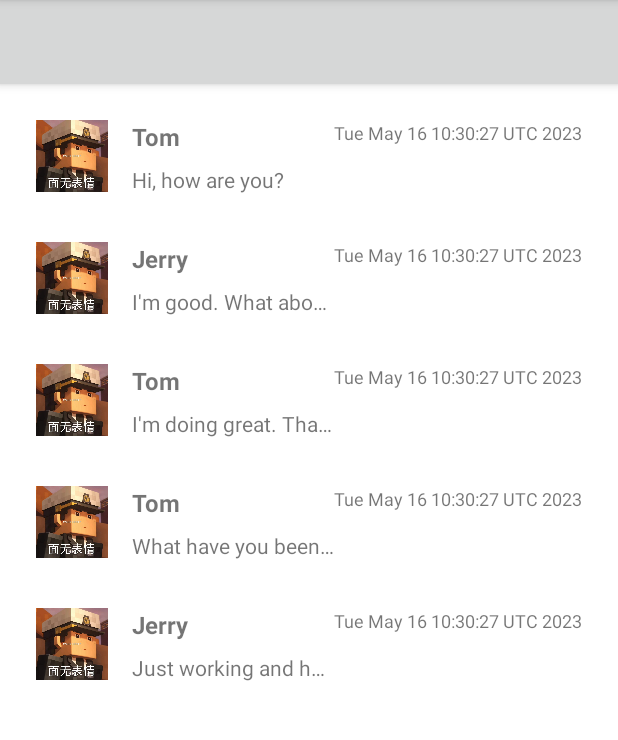
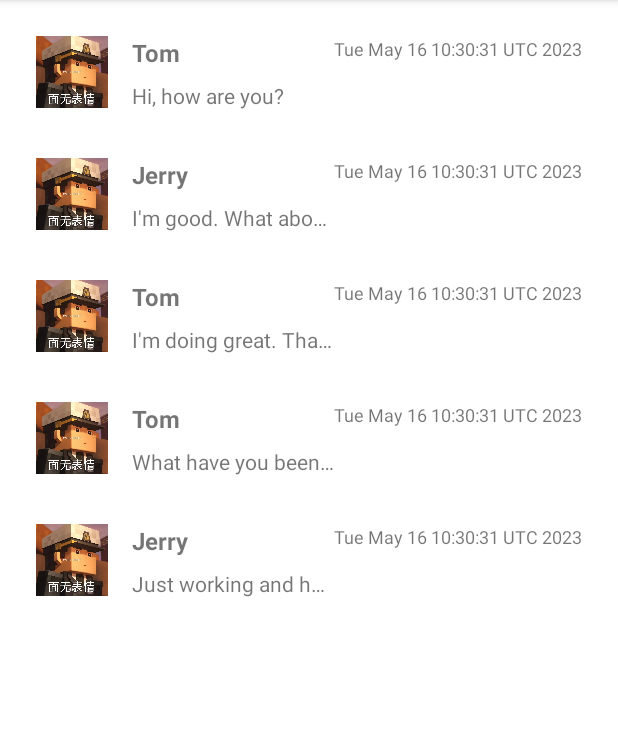
Before and after one commit to YF-T/bighomework, an Android app: the MessageListActivity screen opened directly, with no data from a screen before it, on a phone screen of 412 x 824 dp, the part 84-824 px from its top. Run offline under Robolectric (Android 15) with nearby library versions, the phone set to English and light mode, and no system bars; Roboto replaces fonts that are not available here; 1 statement that could not run was skipped.

Commit message:
加入聊天界面（可模拟聊天）

```diff
--- a/app/app/src/main/AndroidManifest.xml
+++ b/app/app/src/main/AndroidManifest.xml
@@ -31,6 +31,9 @@
             android:name=".dongtai"
             android:exported="false" />
         <activity
+            android:name=".ChatActivity"
+            android:exported="false" />
+        <activity
             android:name=".MainActivity"
             android:exported="true">
             <intent-filter>
--- a/app/app/src/main/java/com/example/myapplication/MessageListActivity.java
+++ b/app/app/src/main/java/com/example/myapplication/MessageListActivity.java
@@ -4,7 +4,9 @@ import androidx.appcompat.app.AppCompatActivity;
 import androidx.recyclerview.widget.LinearLayoutManager;
 import androidx.recyclerview.widget.RecyclerView;
 
+import android.content.Intent;
 import android.os.Bundle;
+import android.view.View;
 
 import java.util.ArrayList;
 import java.util.Date;
@@ -15,10 +17,13 @@ public class MessageListActivity extends AppCompatActivity {
     private MessageListAdapter adapter;
     private ArrayList<Message> messageList;
 
+    private String username;
+
     @Override
     protected void onCreate(Bundle savedInstanceState) {
         super.onCreate(savedInstanceState);
         setContentView(R.layout.activity_message_list);
+        username = getIntent().getExtras().getString("username");
         messageRecyclerView = findViewById(R.id.message_list_recycler_view);
         messageRecyclerView.setLayoutManager(new LinearLayoutManager(this));
         messageList = new ArrayList<Message>();
@@ -31,7 +36,7 @@ public class MessageListActivity extends AppCompatActivity {
         messageList.add(new Message("Jerry", "Just working and hanging out with friends.", new Date()));
 
 
-        adapter = new MessageListAdapter(this, messageList);
+        adapter = new MessageListAdapter(this, messageList,username);
         messageRecyclerView.setAdapter(adapter);
 //        adapter.setOnItemClickListener(new MessageListAdapter.OnItemClickListener() {
 //            @Override
--- a/app/app/src/main/java/com/example/myapplication/MessageListAdapter.java
+++ b/app/app/src/main/java/com/example/myapplication/MessageListAdapter.java
@@ -19,10 +19,13 @@ public class MessageListAdapter extends RecyclerView.Adapter<MessageViewHolder>
     private Context context;
     private ArrayList<Message> messageList;
 
+    private String username;
 
-    public MessageListAdapter(Context context, ArrayList<Message> messageList) {
+
+    public MessageListAdapter(Context context, ArrayList<Message> messageList, String username) {
         this.context = context;
         this.messageList = messageList;
+        this.username = username;
     }
 
     @NonNull
@@ -30,17 +33,18 @@ public class MessageListAdapter extends RecyclerView.Adapter<MessageViewHolder>
     public MessageViewHolder onCreateViewHolder(@NonNull ViewGroup parent, int viewType) {
         View view = LayoutInflater.from(context).inflate(R.layout.item_message, parent, false);
         MessageViewHolder messageViewHolder = new MessageViewHolder(view);
-//        messageViewHolder.item_message.setOnClickListener(new View.OnClickListener() {
-//            @Override
-//            public void onClick(View view) {
-//                Intent intent = new Intent(view.getContext(), dongtai.class);
-//                Message message = messageList.get(messageViewHolder.getAdapterPosition());
-//                Bundle bundle = new Bundle();
-//                bundle.putSerializable("message", message);
-//                intent.putExtras(bundle);
-//                view.getContext().startActivity(intent);
-//            }
-//        });
+        messageViewHolder.item_message.setOnClickListener(new View.OnClickListener() {
+            @Override
+            public void onClick(View view) {
+                Intent intent = new Intent(view.getContext(), ChatActivity.class);
+                Message message = messageList.get(messageViewHolder.getAdapterPosition());
+                Bundle bundle = new Bundle();
+                bundle.putString("sender", message.getSender());
+                bundle.putString("username",username);
+                intent.putExtras(bundle);
+                view.getContext().startActivity(intent);
+            }
+        });
         return messageViewHolder;
     }
 
--- a/app/app/src/main/res/layout/activity_message_list.xml
+++ b/app/app/src/main/res/layout/activity_message_list.xml
@@ -3,14 +3,6 @@
     android:layout_width="match_parent"
     android:layout_height="match_parent"
     android:orientation="vertical">
-
-    <androidx.appcompat.widget.Toolbar
-        android:id="@+id/toolbar"
-        android:layout_width="match_parent"
-        android:layout_height="?attr/actionBarSize"
-        android:background="#d6d7d7"
-        android:elevation="4dp"
-        android:theme="@style/ThemeOverlay.AppCompat.ActionBar" />
 
     <androidx.recyclerview.widget.RecyclerView
         android:id="@+id/message_list_recycler_view"
```
Also changed, not shown: app/app/src/main/java/com/example/myapplication/ChatActivity.java (added, +95 -0 lines), app/app/src/main/java/com/example/myapplication/ChatAdapter.java (added, +61 -0 lines), app/app/src/main/res/layout/activity_chat.xml (+0 -7 lines).
